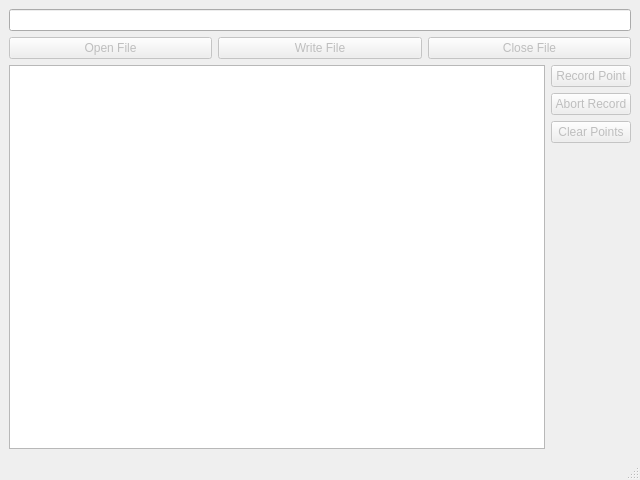
This is scripts/main_window.ui in ozymandium/survey_gui as Qt 5 draws it before an edit. The edited form follows.
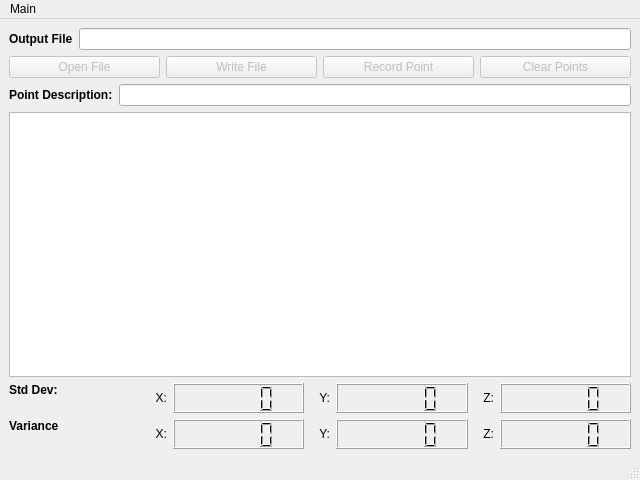
This is the edited form.

Commit message: got a good form, now looking into table view stuff. hiccup with the record button

```diff
--- a/scripts/main_window.ui
+++ b/scripts/main_window.ui
@@ -16,10 +16,25 @@
   <widget class="QWidget" name="centralwidget">
    <layout class="QVBoxLayout" name="verticalLayout_2">
     <item>
-     <layout class="QVBoxLayout" name="verticalLayout">
+     <layout class="QHBoxLayout" name="horizontalLayout_3">
+      <item>
+       <widget class="QLabel" name="label">
+        <property name="font">
+         <font>
+          <weight>75</weight>
+          <bold>true</bold>
+         </font>
+        </property>
+        <property name="text">
+         <string>Output File</string>
+        </property>
+       </widget>
+      </item>
       <item>
        <widget class="QLineEdit" name="outputFileLineEdit"/>
       </item>
+     </layout>
+    </item>
       <item>
        <layout class="QHBoxLayout" name="horizontalLayout">
         <item>
@@ -67,37 +82,6 @@
          </widget>
         </item>
         <item>
-         <widget class="QPushButton" name="closeButton">
-          <property name="enabled">
-           <bool>false</bool>
-          </property>
-          <property name="minimumSize">
-           <size>
-            <width>75</width>
-            <height>0</height>
-           </size>
-          </property>
-          <property name="maximumSize">
-           <size>
-            <width>1677215</width>
-            <height>16777215</height>
-           </size>
-          </property>
-          <property name="text">
-           <string>Close File</string>
-          </property>
-         </widget>
-        </item>
-       </layout>
-      </item>
-      <item>
-       <layout class="QHBoxLayout" name="horizontalLayout_2">
-        <item>
-         <widget class="QTableView" name="tableView"/>
-        </item>
-        <item>
-         <layout class="QVBoxLayout" name="verticalLayout_3">
-          <item>
            <widget class="QPushButton" name="recordButton">
             <property name="enabled">
              <bool>false</bool>
@@ -111,15 +95,8 @@
             <property name="text">
              <string>Record Point</string>
             </property>
-           </widget>
-          </item>
-          <item>
-           <widget class="QPushButton" name="pushButton">
-            <property name="enabled">
-             <bool>false</bool>
-            </property>
-            <property name="text">
-             <string>Abort Record</string>
+        <property name="checkable">
+         <bool>true</bool>
             </property>
            </widget>
           </item>
@@ -133,22 +110,308 @@
             </property>
            </widget>
           </item>
+     </layout>
+    </item>
           <item>
-           <spacer name="verticalSpacer">
-            <property name="orientation">
-             <enum>Qt::Vertical</enum>
-            </property>
-            <property name="sizeHint" stdset="0">
+     <layout class="QHBoxLayout" name="horizontalLayout_2">
+      <item>
+       <widget class="QLabel" name="label_2">
+        <property name="font">
+         <font>
+          <weight>75</weight>
+          <bold>true</bold>
+         </font>
+        </property>
+        <property name="text">
+         <string>Point Description:</string>
+        </property>
+       </widget>
+      </item>
+      <item>
+       <widget class="QLineEdit" name="descriptionlineEdit"/>
+      </item>
+     </layout>
+    </item>
+    <item>
+     <widget class="QTableView" name="tableView"/>
+    </item>
+    <item>
+     <layout class="QHBoxLayout" name="horizontalLayout_5">
+      <item>
+       <widget class="QLabel" name="label_3">
+        <property name="maximumSize">
              <size>
+          <width>16777215</width>
+          <height>100</height>
+         </size>
+        </property>
+        <property name="font">
+         <font>
+          <weight>75</weight>
+          <bold>true</bold>
+         </font>
+        </property>
+        <property name="text">
+         <string>Std Dev:</string>
+        </property>
+        <property name="alignment">
+         <set>Qt::AlignLeading|Qt::AlignLeft|Qt::AlignTop</set>
+        </property>
+       </widget>
+      </item>
+      <item>
+       <widget class="QLabel" name="label_4">
+        <property name="maximumSize">
+         <size>
               <width>20</width>
-              <height>40</height>
-             </size>
-            </property>
-           </spacer>
-          </item>
-         </layout>
-        </item>
-       </layout>
+          <height>100</height>
+         </size>
+        </property>
+        <property name="text">
+         <string>X:</string>
+        </property>
+        <property name="alignment">
+         <set>Qt::AlignRight|Qt::AlignTrailing|Qt::AlignVCenter</set>
+        </property>
+       </widget>
+      </item>
+      <item>
+       <widget class="QLCDNumber" name="xStdDevLcd">
+        <property name="minimumSize">
+         <size>
+          <width>0</width>
+          <height>30</height>
+         </size>
+        </property>
+        <property name="maximumSize">
+         <size>
+          <width>16777215</width>
+          <height>100</height>
+         </size>
+        </property>
+        <property name="font">
+         <font>
+          <weight>75</weight>
+          <bold>true</bold>
+         </font>
+        </property>
+       </widget>
+      </item>
+      <item>
+       <widget class="QLabel" name="label_5">
+        <property name="maximumSize">
+         <size>
+          <width>20</width>
+          <height>100</height>
+         </size>
+        </property>
+        <property name="text">
+         <string>Y:</string>
+        </property>
+        <property name="alignment">
+         <set>Qt::AlignRight|Qt::AlignTrailing|Qt::AlignVCenter</set>
+        </property>
+       </widget>
+      </item>
+      <item>
+       <widget class="QLCDNumber" name="yStdDevLcd">
+        <property name="minimumSize">
+         <size>
+          <width>0</width>
+          <height>30</height>
+         </size>
+        </property>
+        <property name="maximumSize">
+         <size>
+          <width>16777215</width>
+          <height>100</height>
+         </size>
+        </property>
+        <property name="font">
+         <font>
+          <weight>75</weight>
+          <bold>true</bold>
+         </font>
+        </property>
+       </widget>
+      </item>
+      <item>
+       <widget class="QLabel" name="label_6">
+        <property name="maximumSize">
+         <size>
+          <width>20</width>
+          <height>100</height>
+         </size>
+        </property>
+        <property name="text">
+         <string>Z:</string>
+        </property>
+        <property name="alignment">
+         <set>Qt::AlignRight|Qt::AlignTrailing|Qt::AlignVCenter</set>
+        </property>
+       </widget>
+      </item>
+      <item>
+       <widget class="QLCDNumber" name="zStdDevLcd">
+        <property name="minimumSize">
+         <size>
+          <width>0</width>
+          <height>30</height>
+         </size>
+        </property>
+        <property name="maximumSize">
+         <size>
+          <width>16777215</width>
+          <height>100</height>
+         </size>
+        </property>
+        <property name="font">
+         <font>
+          <weight>75</weight>
+          <bold>true</bold>
+         </font>
+        </property>
+       </widget>
+      </item>
+     </layout>
+    </item>
+    <item>
+     <layout class="QHBoxLayout" name="horizontalLayout_6">
+      <item>
+       <widget class="QLabel" name="label_7">
+        <property name="maximumSize">
+         <size>
+          <width>16777215</width>
+          <height>100</height>
+         </size>
+        </property>
+        <property name="font">
+         <font>
+          <weight>75</weight>
+          <bold>true</bold>
+         </font>
+        </property>
+        <property name="text">
+         <string>Variance</string>
+        </property>
+        <property name="alignment">
+         <set>Qt::AlignLeading|Qt::AlignLeft|Qt::AlignTop</set>
+        </property>
+       </widget>
+      </item>
+      <item>
+       <widget class="QLabel" name="label_8">
+        <property name="maximumSize">
+         <size>
+          <width>20</width>
+          <height>100</height>
+         </size>
+        </property>
+        <property name="text">
+         <string>X:</string>
+        </property>
+        <property name="alignment">
+         <set>Qt::AlignRight|Qt::AlignTrailing|Qt::AlignVCenter</set>
+        </property>
+       </widget>
+      </item>
+      <item>
+       <widget class="QLCDNumber" name="xVarianceLcd">
+        <property name="minimumSize">
+         <size>
+          <width>0</width>
+          <height>30</height>
+         </size>
+        </property>
+        <property name="maximumSize">
+         <size>
+          <width>16777215</width>
+          <height>100</height>
+         </size>
+        </property>
+        <property name="font">
+         <font>
+          <weight>75</weight>
+          <bold>true</bold>
+         </font>
+        </property>
+       </widget>
+      </item>
+      <item>
+       <widget class="QLabel" name="label_9">
+        <property name="maximumSize">
+         <size>
+          <width>20</width>
+          <height>100</height>
+         </size>
+        </property>
+        <property name="text">
+         <string>Y:</string>
+        </property>
+        <property name="alignment">
+         <set>Qt::AlignRight|Qt::AlignTrailing|Qt::AlignVCenter</set>
+        </property>
+       </widget>
+      </item>
+      <item>
+       <widget class="QLCDNumber" name="yVarianceLcd">
+        <property name="minimumSize">
+         <size>
+          <width>0</width>
+          <height>30</height>
+         </size>
+        </property>
+        <property name="maximumSize">
+         <size>
+          <width>16777215</width>
+          <height>100</height>
+         </size>
+        </property>
+        <property name="font">
+         <font>
+          <weight>75</weight>
+          <bold>true</bold>
+         </font>
+        </property>
+       </widget>
+      </item>
+      <item>
+       <widget class="QLabel" name="label_10">
+        <property name="maximumSize">
+         <size>
+          <width>20</width>
+          <height>100</height>
+         </size>
+        </property>
+        <property name="text">
+         <string>Z:</string>
+        </property>
+        <property name="alignment">
+         <set>Qt::AlignRight|Qt::AlignTrailing|Qt::AlignVCenter</set>
+        </property>
+       </widget>
+      </item>
+      <item>
+       <widget class="QLCDNumber" name="zVarianceLcd">
+        <property name="minimumSize">
+         <size>
+          <width>0</width>
+          <height>30</height>
+         </size>
+        </property>
+        <property name="maximumSize">
+         <size>
+          <width>16777215</width>
+          <height>100</height>
+         </size>
+        </property>
+        <property name="font">
+         <font>
+          <weight>75</weight>
+          <bold>true</bold>
+         </font>
+        </property>
+       </widget>
       </item>
      </layout>
     </item>
@@ -163,6 +426,13 @@
      <height>25</height>
     </rect>
    </property>
+   <widget class="QMenu" name="menuMain">
+    <property name="title">
+     <string>Main</string>
+    </property>
+    <addaction name="actionExit"/>
+   </widget>
+   <addaction name="menuMain"/>
   </widget>
   <widget class="QStatusBar" name="statusbar"/>
  </widget>
```
Left out of the diff: 5 changed lines with no effect on the pictures. Lines whose indentation alone changed are shown as unchanged. The commit also changes 8 other files.
